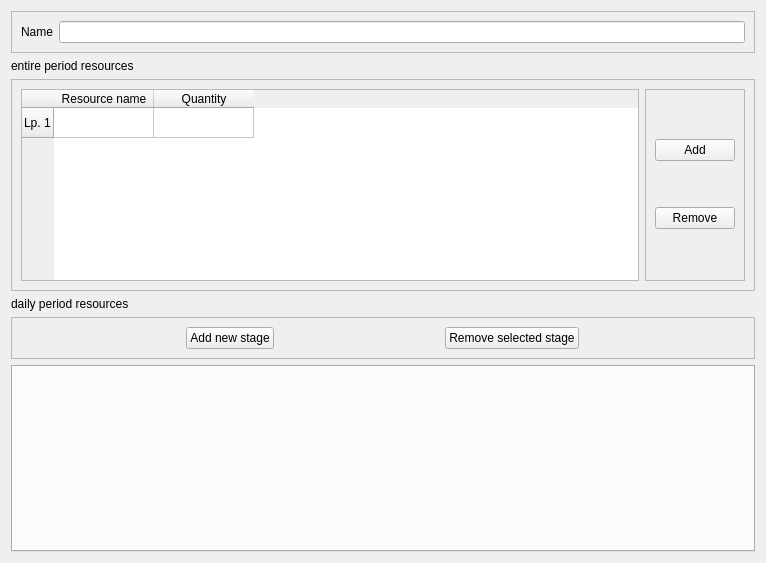
hudaszekpiotr/InzynierkaProgram, file gui/cult_type_tab.ui: the form before one commit.
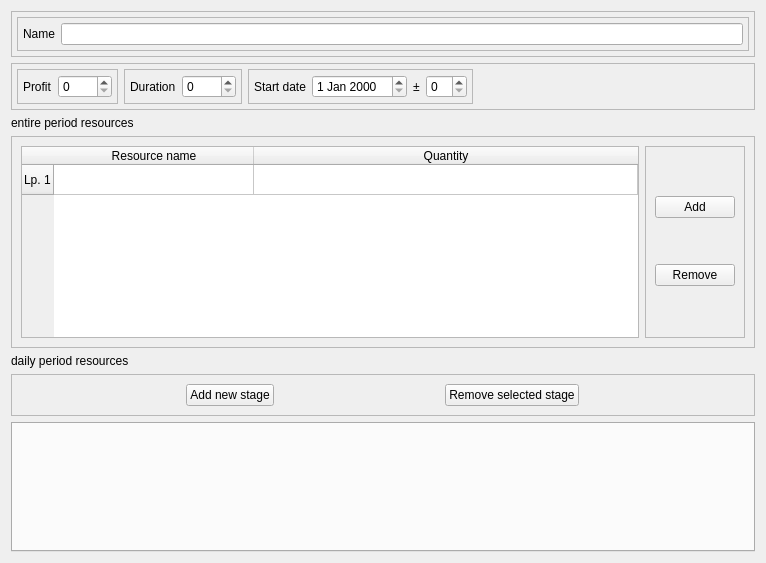
The form after the commit.

```diff
--- a/gui/cult_type_tab.ui
+++ b/gui/cult_type_tab.ui
@@ -13,40 +13,171 @@
   <property name="windowTitle">
    <string>Form</string>
   </property>
-  <layout class="QVBoxLayout" name="verticalLayout">
-   <item>
-    <widget class="QFrame" name="frame_5">
-     <property name="sizePolicy">
-      <sizepolicy hsizetype="Preferred" vsizetype="Fixed">
-       <horstretch>0</horstretch>
-       <verstretch>0</verstretch>
-      </sizepolicy>
-     </property>
+  <layout class="QGridLayout" name="gridLayout_2">
+   <item row="1" column="0">
+    <widget class="QFrame" name="frame_7">
      <property name="frameShape">
       <enum>QFrame::StyledPanel</enum>
      </property>
      <property name="frameShadow">
       <enum>QFrame::Raised</enum>
      </property>
-     <layout class="QHBoxLayout" name="horizontalLayout_3">
+     <layout class="QHBoxLayout" name="horizontalLayout_4">
+      <property name="leftMargin">
+       <number>5</number>
+      </property>
+      <property name="topMargin">
+       <number>5</number>
+      </property>
+      <property name="rightMargin">
+       <number>5</number>
+      </property>
+      <property name="bottomMargin">
+       <number>5</number>
+      </property>
       <item>
-       <widget class="QLabel" name="label_2">
-        <property name="text">
-         <string>Name</string>
+       <widget class="QFrame" name="frame_3">
+        <property name="frameShape">
+         <enum>QFrame::StyledPanel</enum>
         </property>
+        <property name="frameShadow">
+         <enum>QFrame::Raised</enum>
+        </property>
+        <layout class="QHBoxLayout" name="horizontalLayout_2">
+         <property name="leftMargin">
+          <number>5</number>
+         </property>
+         <property name="topMargin">
+          <number>5</number>
+         </property>
+         <property name="rightMargin">
+          <number>5</number>
+         </property>
+         <property name="bottomMargin">
+          <number>5</number>
+         </property>
+         <item>
+          <widget class="QLabel" name="label_2">
+           <property name="text">
+            <string>Profit</string>
+           </property>
+          </widget>
+         </item>
+         <item>
+          <widget class="QSpinBox" name="profit">
+           <property name="maximum">
+            <number>9999</number>
+           </property>
+          </widget>
+         </item>
+        </layout>
        </widget>
       </item>
       <item>
-       <widget class="QLineEdit" name="name">
-        <property name="text">
-         <string/>
+       <widget class="QFrame" name="frame_8">
+        <property name="frameShape">
+         <enum>QFrame::StyledPanel</enum>
         </property>
+        <property name="frameShadow">
+         <enum>QFrame::Raised</enum>
+        </property>
+        <layout class="QHBoxLayout" name="horizontalLayout_7">
+         <property name="leftMargin">
+          <number>5</number>
+         </property>
+         <property name="topMargin">
+          <number>5</number>
+         </property>
+         <property name="rightMargin">
+          <number>5</number>
+         </property>
+         <property name="bottomMargin">
+          <number>5</number>
+         </property>
+         <item>
+          <widget class="QLabel" name="label_5">
+           <property name="text">
+            <string>Duration</string>
+           </property>
+          </widget>
+         </item>
+         <item>
+          <widget class="QSpinBox" name="duration">
+           <property name="maximum">
+            <number>9999</number>
+           </property>
+          </widget>
+         </item>
+        </layout>
        </widget>
       </item>
+      <item>
+       <widget class="QFrame" name="frame_9">
+        <property name="frameShape">
+         <enum>QFrame::StyledPanel</enum>
+        </property>
+        <property name="frameShadow">
+         <enum>QFrame::Raised</enum>
+        </property>
+        <layout class="QHBoxLayout" name="horizontalLayout_6">
+         <property name="leftMargin">
+          <number>5</number>
+         </property>
+         <property name="topMargin">
+          <number>5</number>
+         </property>
+         <property name="rightMargin">
+          <number>5</number>
+         </property>
+         <property name="bottomMargin">
+          <number>5</number>
+         </property>
+         <item>
+          <widget class="QLabel" name="label_6">
+           <property name="text">
+            <string>Start date</string>
+           </property>
+          </widget>
+         </item>
+         <item>
+          <widget class="QDateEdit" name="startDate"/>
+         </item>
+         <item>
+          <widget class="QLabel" name="label_7">
+           <property name="sizePolicy">
+            <sizepolicy hsizetype="Fixed" vsizetype="Preferred">
+             <horstretch>0</horstretch>
+             <verstretch>0</verstretch>
+            </sizepolicy>
+           </property>
+           <property name="text">
+            <string>±</string>
+           </property>
+          </widget>
+         </item>
+         <item>
+          <widget class="QSpinBox" name="plusMinus"/>
+         </item>
+        </layout>
+       </widget>
+      </item>
+      <item>
+       <spacer name="horizontalSpacer">
+        <property name="orientation">
+         <enum>Qt::Horizontal</enum>
+        </property>
+        <property name="sizeHint" stdset="0">
+         <size>
+          <width>40</width>
+          <height>20</height>
+         </size>
+        </property>
+       </spacer>
+      </item>
      </layout>
     </widget>
    </item>
-   <item>
+   <item row="2" column="0">
     <widget class="QLabel" name="label_3">
      <property name="sizePolicy">
       <sizepolicy hsizetype="Fixed" vsizetype="Fixed">
@@ -59,14 +190,33 @@
      </property>
     </widget>
    </item>
-   <item>
+   <item row="4" column="0">
+    <widget class="QLabel" name="label_4">
+     <property name="sizePolicy">
+      <sizepolicy hsizetype="Expanding" vsizetype="Fixed">
+       <horstretch>0</horstretch>
+       <verstretch>0</verstretch>
+      </sizepolicy>
+     </property>
+     <property name="text">
+      <string>daily period resources</string>
+     </property>
+    </widget>
+   </item>
+   <item row="3" column="0">
     <widget class="QFrame" name="frame_2">
      <property name="sizePolicy">
-      <sizepolicy hsizetype="Preferred" vsizetype="Fixed">
+      <sizepolicy hsizetype="Preferred" vsizetype="Minimum">
        <horstretch>0</horstretch>
        <verstretch>0</verstretch>
       </sizepolicy>
      </property>
+     <property name="minimumSize">
+      <size>
+       <width>100</width>
+       <height>40</height>
+      </size>
+     </property>
      <property name="frameShape">
       <enum>QFrame::StyledPanel</enum>
      </property>
@@ -74,31 +224,6 @@
       <enum>QFrame::Raised</enum>
      </property>
      <layout class="QGridLayout" name="gridLayout">
-      <item row="0" column="0">
-       <widget class="QTableWidget" name="periodResources">
-        <property name="sizePolicy">
-         <sizepolicy hsizetype="Preferred" vsizetype="Preferred">
-          <horstretch>0</horstretch>
-          <verstretch>0</verstretch>
-         </sizepolicy>
-        </property>
-        <row>
-         <property name="text">
-          <string>Lp. 1</string>
-         </property>
-        </row>
-        <column>
-         <property name="text">
-          <string>Resource name</string>
-         </property>
-        </column>
-        <column>
-         <property name="text">
-          <string>Quantity</string>
-         </property>
-        </column>
-       </widget>
-      </item>
       <item row="0" column="1">
        <widget class="QFrame" name="frame">
         <property name="sizePolicy">
@@ -143,23 +268,47 @@
         </layout>
        </widget>
       </item>
+      <item row="0" column="0">
+       <widget class="QTableWidget" name="periodResources">
+        <property name="sizePolicy">
+         <sizepolicy hsizetype="Preferred" vsizetype="Minimum">
+          <horstretch>0</horstretch>
+          <verstretch>0</verstretch>
+         </sizepolicy>
+        </property>
+        <property name="minimumSize">
+         <size>
+          <width>300</width>
+          <height>30</height>
+         </size>
+        </property>
+        <attribute name="horizontalHeaderDefaultSectionSize">
+         <number>200</number>
+        </attribute>
+        <attribute name="horizontalHeaderStretchLastSection">
+         <bool>true</bool>
+        </attribute>
+        <row>
+         <property name="text">
+          <string>Lp. 1</string>
+         </property>
+        </row>
+        <column>
+         <property name="text">
+          <string>Resource name</string>
+         </property>
+        </column>
+        <column>
+         <property name="text">
+          <string>Quantity</string>
+         </property>
+        </column>
+       </widget>
+      </item>
      </layout>
     </widget>
    </item>
-   <item>
-    <widget class="QLabel" name="label_4">
-     <property name="sizePolicy">
-      <sizepolicy hsizetype="Preferred" vsizetype="Fixed">
-       <horstretch>0</horstretch>
-       <verstretch>0</verstretch>
-      </sizepolicy>
-     </property>
-     <property name="text">
-      <string>daily period resources</string>
-     </property>
-    </widget>
-   </item>
-   <item>
+   <item row="5" column="0">
     <widget class="QFrame" name="frame_6">
      <property name="sizePolicy">
       <sizepolicy hsizetype="Minimum" vsizetype="Fixed">
@@ -203,10 +352,90 @@
      </layout>
     </widget>
    </item>
-   <item>
+   <item row="0" column="0">
+    <widget class="QFrame" name="frame_5">
+     <property name="sizePolicy">
+      <sizepolicy hsizetype="Preferred" vsizetype="Preferred">
+       <horstretch>0</horstretch>
+       <verstretch>0</verstretch>
+      </sizepolicy>
+     </property>
+     <property name="frameShape">
+      <enum>QFrame::StyledPanel</enum>
+     </property>
+     <property name="frameShadow">
+      <enum>QFrame::Raised</enum>
+     </property>
+     <layout class="QHBoxLayout" name="horizontalLayout_3">
+      <property name="leftMargin">
+       <number>5</number>
+      </property>
+      <property name="topMargin">
+       <number>5</number>
+      </property>
+      <property name="rightMargin">
+       <number>5</number>
+      </property>
+      <property name="bottomMargin">
+       <number>5</number>
+      </property>
+      <item>
+       <widget class="QFrame" name="frame_4">
+        <property name="sizePolicy">
+         <sizepolicy hsizetype="Preferred" vsizetype="Preferred">
+          <horstretch>0</horstretch>
+          <verstretch>0</verstretch>
+         </sizepolicy>
+        </property>
+        <property name="frameShape">
+         <enum>QFrame::StyledPanel</enum>
+        </property>
+        <property name="frameShadow">
+         <enum>QFrame::Raised</enum>
+        </property>
+        <layout class="QHBoxLayout" name="horizontalLayout">
+         <property name="leftMargin">
+          <number>5</number>
+         </property>
+         <property name="topMargin">
+          <number>5</number>
+         </property>
+         <property name="rightMargin">
+          <number>5</number>
+         </property>
+         <property name="bottomMargin">
+          <number>5</number>
+         </property>
+         <item>
+          <widget class="QLabel" name="label">
+           <property name="text">
+            <string>Name</string>
+           </property>
+          </widget>
+         </item>
+         <item>
+          <widget class="QLineEdit" name="name">
+           <property name="sizePolicy">
+            <sizepolicy hsizetype="Expanding" vsizetype="Fixed">
+             <horstretch>0</horstretch>
+             <verstretch>0</verstretch>
+            </sizepolicy>
+           </property>
+           <property name="text">
+            <string/>
+           </property>
+          </widget>
+         </item>
+        </layout>
+       </widget>
+      </item>
+     </layout>
+    </widget>
+   </item>
+   <item row="6" column="0">
     <widget class="QTabWidget" name="tabWidgetStages">
      <property name="sizePolicy">
-      <sizepolicy hsizetype="Minimum" vsizetype="Preferred">
+      <sizepolicy hsizetype="Minimum" vsizetype="Expanding">
        <horstretch>0</horstretch>
        <verstretch>0</verstretch>
       </sizepolicy>
```
